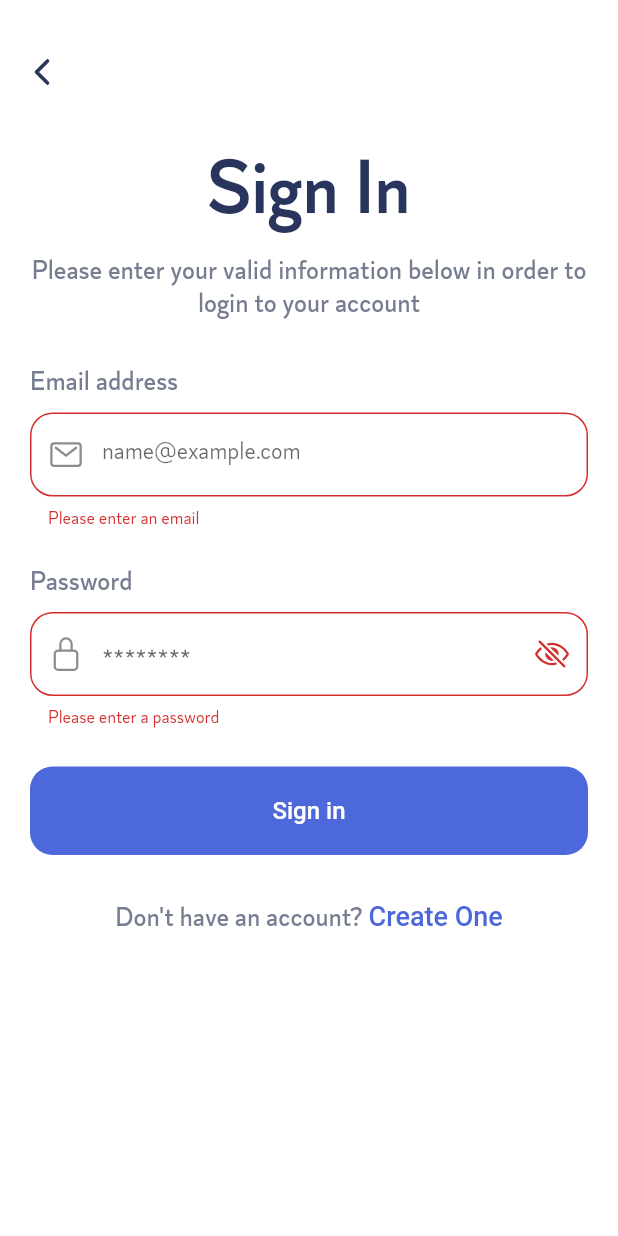
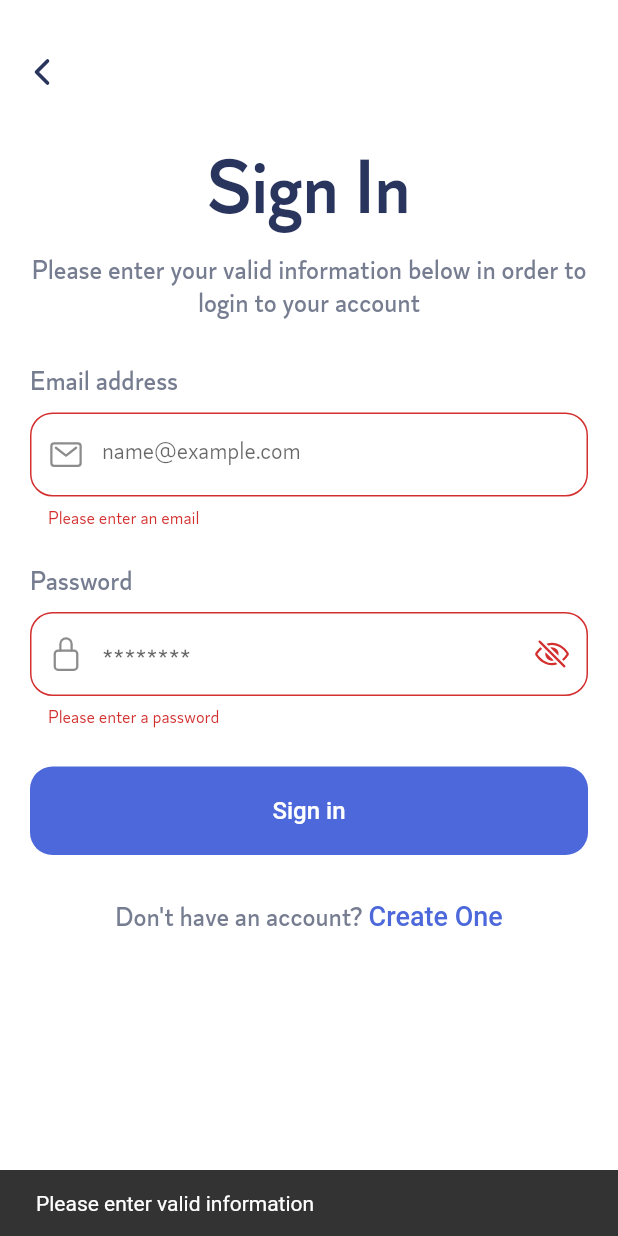
Before and after one commit to AyoubTRD/ENSAConnect_flutter_app, a Flutter app: the SigninScreen screen opened by its route, after a tap on "Sign in", on a phone screen of 412 x 824 dp. Run offline on Flutter 3.47's test engine with Material 2 defaults, Android fonts, the phone set to English and light mode, and no system bars; our stand-ins replace dotted_border, flutter_svg, ionicons, rxdart, shared_preferences, timeago and 1 more; missing offline and left inert: artemis; accounts and stored records are empty; network calls fail.

Commit message:
Finalize sign in and sign up

```diff
--- a/lib/screens/main_screen.dart
+++ b/lib/screens/main_screen.dart
@@ -1,6 +1,8 @@
+import 'package:ensa/blocs/auth_bloc.dart';
 import 'package:ensa/pages/feed_page.dart';
 import 'package:ensa/screens/chats_list_screen.dart';
 import 'package:ensa/screens/signin_screen.dart';
+import 'package:ensa/screens/splash_screen.dart';
 import 'package:ensa/utils/constants.dart';
 import 'package:flutter/material.dart';
 import 'package:ionicons/ionicons.dart';
@@ -15,6 +17,7 @@ class MainScreen extends StatefulWidget {
 
 class _MainScreenState extends State<MainScreen> {
   int _currentIndex = 0;
+  double _opacity = 0.3;
 
   final List<Widget> _pages = [
     FeedPage(),
@@ -26,6 +29,7 @@ class _MainScreenState extends State<MainScreen> {
 
   @override
   void initState() {
+    if (!authBloc.isReady.value) authBloc.init();
     _controller.addListener(() {
       if (_controller.page == null) return;
       setState(() {
@@ -37,7 +41,23 @@ class _MainScreenState extends State<MainScreen> {
 
   @override
   Widget build(BuildContext context) {
-    return Scaffold(
+    return StreamBuilder<bool>(
+      stream: authBloc.isReady,
+      builder: (context, snapshot) {
+        final isReady = snapshot.data ?? false;
+        if (!isReady) return SplashScreen();
+        Future.delayed(Duration(milliseconds: 1), () {
+          setState(() {
+            _opacity = 1;
+          });
+        });
+        return Container(
+          color: Colors.white,
+          child: AnimatedOpacity(
+            duration: Duration(milliseconds: 300),
+            opacity: _opacity,
+            curve: Curves.easeInOutCubic,
+            child: Scaffold(
               extendBody: true,
               body: PageView(
                 controller: _controller,
@@ -57,14 +77,16 @@ class _MainScreenState extends State<MainScreen> {
                   ),
                 ),
               ),
-      floatingActionButtonLocation: FloatingActionButtonLocation.centerDocked,
+              floatingActionButtonLocation:
+                  FloatingActionButtonLocation.centerDocked,
               bottomNavigationBar: BottomAppBar(
                 elevation: 0.0,
                 shape: CircularNotchedRectangle(),
                 notchMargin: 9.0,
                 color: Colors.white,
                 child: Padding(
-          padding: const EdgeInsets.symmetric(horizontal: 20.0, vertical: 8.0),
+                  padding: const EdgeInsets.symmetric(
+                      horizontal: 20.0, vertical: 8.0),
                   child: Row(
                     children: [
                       Expanded(
@@ -112,6 +134,10 @@ class _MainScreenState extends State<MainScreen> {
                   ),
                 ),
               ),
+            ),
+          ),
+        );
+      },
     );
   }
 
--- a/lib/screens/signin_screen.dart
+++ b/lib/screens/signin_screen.dart
@@ -1,3 +1,5 @@
+import 'package:ensa/blocs/auth_bloc.dart';
+import 'package:ensa/graphql/graphql_api.dart';
 import 'package:ensa/screens/form_screen.dart';
 import 'package:ensa/widgets/text_form_field_widget.dart';
 import 'package:flutter/gestures.dart';
@@ -15,6 +17,53 @@ class SigninScreen extends StatefulWidget {
 
 class _SigninScreenState extends State<SigninScreen> {
   final _formKey = GlobalKey<FormState>();
+
+  String _email = '';
+  String _password = '';
+
+  bool _isLoading = false;
+
+  List<String> _invalidEmails = [];
+
+  Future<void> handleSubmit() async {
+    if (!_formKey.currentState!.validate()) {
+      const snackBar =
+          SnackBar(content: Text('Please enter valid information'));
+      ScaffoldMessenger.of(context).showSnackBar(snackBar);
+      return;
+    }
+    try {
+      setState(() {
+        _isLoading = true;
+      });
+      final credentials = Credentials(email: _email, password: _password);
+      await authBloc.signIn(credentials);
+      Navigator.of(context).pushNamedAndRemoveUntil('/', (route) => false);
+    } on InvalidEmailError {
+      const snackBar = SnackBar(
+        content: Text('The email you have entered does not exist'),
+      );
+      ScaffoldMessenger.of(context).showSnackBar(snackBar);
+      setState(() {
+        _invalidEmails.add(_email);
+      });
+    } on InvalidPasswordError {
+      const snackBar = SnackBar(
+        content: Text('The credentials you have entered are incorrect'),
+      );
+      ScaffoldMessenger.of(context).showSnackBar(snackBar);
+    } catch (e) {
+      print(e);
+      const snackBar = SnackBar(
+        content: Text('Something went wrong'),
+        backgroundColor: Colors.red,
+      );
+      ScaffoldMessenger.of(context).showSnackBar(snackBar);
+    }
+    setState(() {
+      _isLoading = false;
+    });
+  }
 
   @override
   Widget build(BuildContext context) {
@@ -50,12 +99,20 @@ class _SigninScreenState extends State<SigninScreen> {
               hintText: 'name@example.com',
               keyboardType: TextInputType.emailAddress,
               icon: Icon(Ionicons.mail_outline),
+              onChanged: (v) {
+                setState(() {
+                  _email = v;
+                });
+              },
               validator: (String? value) {
                 if (value == null || value == '') {
                   return 'Please enter an email';
                 }
                 if (!isEmail(value)) {
                   return 'Please enter a valid email';
+                }
+                if (_invalidEmails.contains(value)) {
+                  return 'This email is not valid';
                 }
               },
             ),
@@ -68,6 +125,11 @@ class _SigninScreenState extends State<SigninScreen> {
               icon: Icon(
                 Ionicons.lock_closed_outline,
               ),
+              onChanged: (v) {
+                setState(() {
+                  _password = v;
+                });
+              },
               validator: (String? value) {
                 if (value == null || value == '') {
                   return 'Please enter a password';
@@ -84,13 +146,16 @@ class _SigninScreenState extends State<SigninScreen> {
             Container(
               width: double.infinity,
               child: ElevatedButton(
-                onPressed: () {
-                  if (_formKey.currentState!.validate()) {
-                    Navigator.of(context)
-                        .pushNamedAndRemoveUntil('/', (route) => false);
-                  }
-                },
-                child: Text('Sign in'),
+                onPressed: _isLoading ? null : handleSubmit,
+                child: _isLoading
+                    ? SizedBox(
+                        width: 19.0,
+                        height: 19.0,
+                        child: CircularProgressIndicator(
+                          color: Colors.white,
+                        ),
+                      )
+                    : Text('Sign in'),
               ),
             ),
             SizedBox(
--- /dev/null
+++ b/lib/utils/theme.dart
@@ -0,0 +1,71 @@
+import 'package:ensa/utils/constants.dart';
+import 'package:flutter/material.dart';
+
+final theme = ThemeData(
+  scaffoldBackgroundColor: Colors.white,
+  primaryColor: kPrimaryColor,
+  accentColor: kAccentColor,
+  fontFamily: 'Magdelin Alt',
+  textTheme: const TextTheme(
+    headline1: const TextStyle(
+      color: kTextPrimary,
+      fontWeight: FontWeight.w600,
+      fontSize: 50.0,
+    ),
+    headline2: const TextStyle(
+      color: kTitleText,
+      fontWeight: FontWeight.w600,
+      fontSize: 50.0,
+    ),
+    headline3: const TextStyle(
+      color: kAppBarText,
+      fontWeight: FontWeight.w600,
+      fontSize: 32.0,
+    ),
+    headline4: const TextStyle(
+      color: kTitleText,
+      fontWeight: FontWeight.w600,
+      fontSize: 20.0,
+    ),
+    bodyText2: const TextStyle(
+      color: kTextSecondary,
+      fontSize: 18.0,
+      height: 1.2,
+      fontWeight: FontWeight.w500,
+    ),
+  ),
+  elevatedButtonTheme: ElevatedButtonThemeData(
+    style: ButtonStyle(
+      backgroundColor: MaterialStateProperty.all(kPrimaryColor),
+      elevation: MaterialStateProperty.all(0.0),
+      padding: MaterialStateProperty.all(
+        EdgeInsets.symmetric(horizontal: 20.0, vertical: 20.0),
+      ),
+      shape: MaterialStateProperty.all(
+        RoundedRectangleBorder(borderRadius: BorderRadius.circular(15.0)),
+      ),
+      textStyle: MaterialStateProperty.all(
+        TextStyle(
+          color: Colors.white,
+          fontWeight: FontWeight.w500,
+          fontSize: 16.0,
+        ),
+      ),
+    ),
+  ),
+  inputDecorationTheme: InputDecorationTheme(
+    border: OutlineInputBorder(
+      borderRadius: BorderRadius.circular(15.0),
+    ),
+  ),
+  appBarTheme: AppBarTheme(
+    backgroundColor: Colors.transparent,
+    elevation: 0.0,
+    centerTitle: true,
+    titleTextStyle: TextStyle(
+      color: kTitleText,
+      fontWeight: FontWeight.w600,
+      fontSize: 50.0,
+    ),
+  ),
+);
--- a/pubspec.yaml
+++ b/pubspec.yaml
@@ -41,6 +41,7 @@ dependencies:
   gql: ^0.13.1-alpha
   rxdart: ^0.27.3
   http: ^0.13.4
+  shared_preferences: ^2.0.11
 
 dev_dependencies:
   flutter_test:
```
Also changed, not shown: lib/blocs/auth_bloc.dart (+62 -5 lines), lib/main.dart (+17 -74 lines), lib/screens/splash_screen.dart (added, +18 -0 lines), pubspec.lock, 1 other file. Lines whose indentation alone changed are shown as unchanged.
